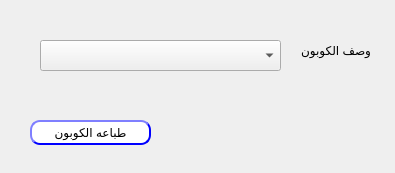
shymaa123456/HyperPOS2020, file presentation/coupon_ui/printCoupon.ui: the form before one commit.
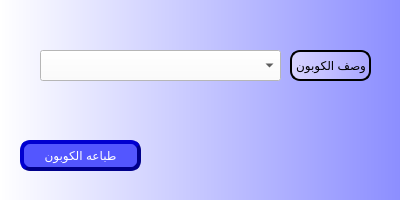
The form after the commit.

Commit message: finalize Coupon comments

Diff of the .ui file:
```diff
--- a/presentation/coupon_ui/printCoupon.ui
+++ b/presentation/coupon_ui/printCoupon.ui
@@ -6,31 +6,47 @@
    <rect>
     <x>0</x>
     <y>0</y>
-    <width>395</width>
-    <height>173</height>
+    <width>400</width>
+    <height>200</height>
    </rect>
   </property>
+  <property name="minimumSize">
+   <size>
+    <width>400</width>
+    <height>200</height>
+   </size>
+  </property>
+  <property name="maximumSize">
+   <size>
+    <width>400</width>
+    <height>200</height>
+   </size>
+  </property>
   <property name="windowTitle">
    <string>طباعه الكوبون</string>
   </property>
+  <property name="styleSheet">
+   <string notr="true">background-color: qlineargradient(spread:pad, x1:0, y1:0, x2:1, y2:0, stop:0 #ffffff, stop:1 #8c8eff);</string>
+  </property>
   <widget class="QPushButton" name="BTN_PrintCoupon">
    <property name="geometry">
     <rect>
-     <x>30</x>
-     <y>120</y>
+     <x>20</x>
+     <y>140</y>
      <width>121</width>
-     <height>25</height>
+     <height>31</height>
     </rect>
    </property>
    <property name="styleSheet">
     <string notr="true">QPushButton{
-                                        background-color: white;
+                                        background-color: #5356ff;
                                         border-style: outset;
-                                        border-width: 2px;
+                                        border-width: 4px;
                                         border-radius: 10px;
-                                        border-color: blue;
-                                        min-width: 6em;
-                                        }
+                                        border-color: darkblue;
+                    color:white;
+	font: 75 14pt &quot;MS Shell Dlg 2&quot;;
+	                                    }
                                         QPushButton:hover {
                                         background: qradialgradient(
                                         cx: 0.3, cy: -0.4, fx: 0.3, fy: -0.4,
@@ -43,8 +59,7 @@
                                         cx: 0.4, cy: -0.1, fx: 0.4, fy: -0.1,
                                         radius: 1.35, stop: 0 #fff, stop: 1 #ddd
                                         );
-                                        }
-                                    </string>
+                                        }</string>
    </property>
    <property name="text">
     <string>طباعه الكوبون</string>
@@ -54,21 +69,32 @@
    <property name="geometry">
     <rect>
      <x>40</x>
-     <y>40</y>
+     <y>50</y>
      <width>241</width>
      <height>31</height>
     </rect>
    </property>
+   <property name="styleSheet">
+    <string notr="true">background-color: rgb(255, 255, 255);</string>
+   </property>
   </widget>
   <widget class="QLabel" name="label_3">
    <property name="geometry">
     <rect>
      <x>290</x>
-     <y>40</y>
+     <y>50</y>
      <width>81</width>
-     <height>21</height>
+     <height>31</height>
     </rect>
    </property>
+   <property name="styleSheet">
+    <string notr="true">color:Black;
+background-color: qlineargradient(spread:pad, x1:0, y1:0, x2:1, y2:0, stop:0 #d8d5ff, stop:1 #a9a6ff);
+border-style: outset;
+border-width: 2px;
+border-radius: 10px;
+border-color:black;</string>
+   </property>
    <property name="text">
     <string>وصف الكوبون</string>
    </property>
```
Left out of the diff: 4 changed lines with no effect on the pictures. The commit also changes 4 other files.
